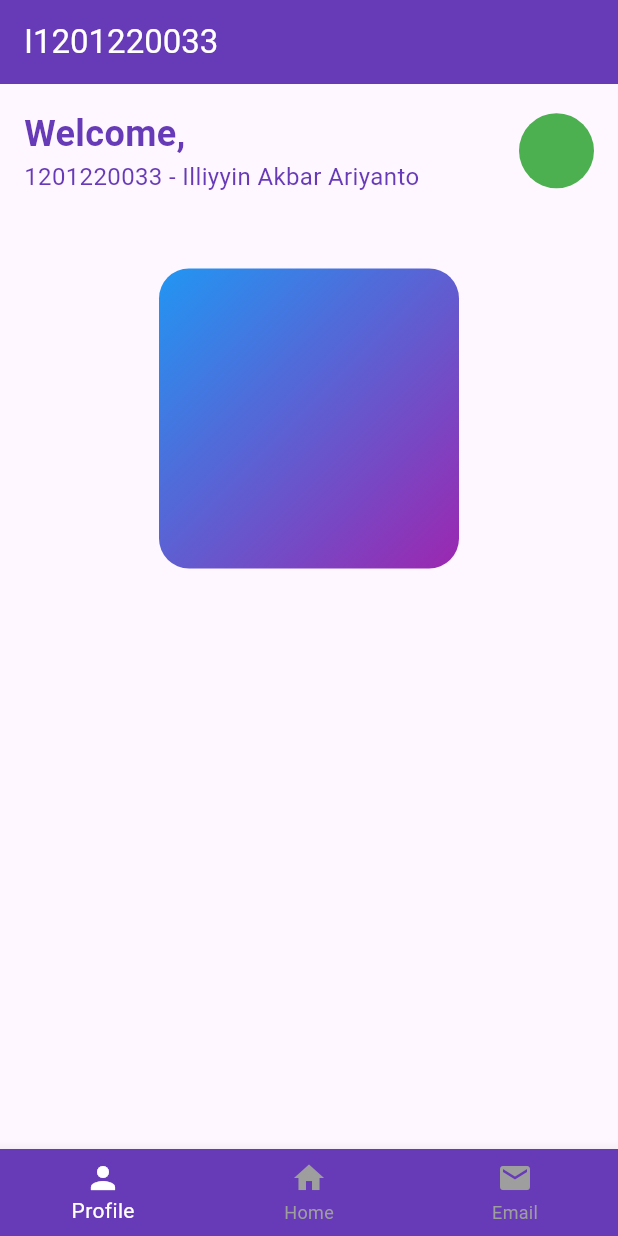
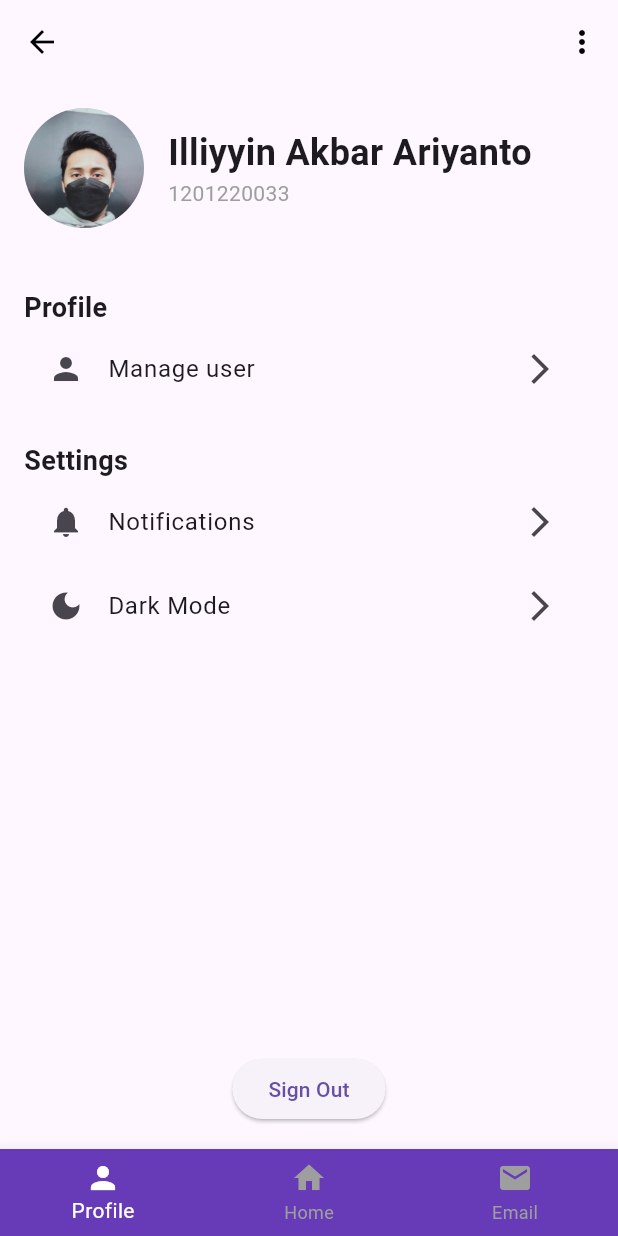
Before and after one commit to IlliyyinAkbar2002/Assignment-flutter, a Flutter app: the screen it shows after launch, on a phone screen of 412 x 824 dp. Run offline on Flutter 3.47's test engine with Material 3 defaults, Android fonts, the phone set to English and light mode, and no system bars.

Commit message:
Config file, and slightly changes in profile page.

```diff
--- a/lib/main.dart
+++ b/lib/main.dart
@@ -49,7 +49,7 @@ class _MyAppState extends State<MyApp> {
         ),
         body: switch (selectedIndex) {
           0 => const Center(
-              child: I1201220033(),
+              child: ProfilePage(),
             ),
           1 => const Home(),
           _ => const Email(),
--- a/lib/pages/profile.dart
+++ b/lib/pages/profile.dart
@@ -1,72 +1,97 @@
 import 'package:flutter/material.dart';
 
-class I1201220033 extends StatelessWidget {
-  const I1201220033({super.key});
+class ProfilePage extends StatelessWidget {
+  const ProfilePage({super.key});
 
   @override
   Widget build(BuildContext context) {
-    var introd = "Welcome,";
-    var nama = "1201220033 - Illiyyin Akbar Ariyanto";
     return MaterialApp(
       home: Scaffold(
         appBar: AppBar(
-          title: const Text(
-            'I1201220033',
-            style: TextStyle(color: Colors.white),
+          backgroundColor: Colors.transparent,
+          elevation: 0,
+          leading: IconButton(
+            icon: const Icon(Icons.arrow_back, color: Colors.black),
+            onPressed: () {},
           ),
-          backgroundColor: Colors.deepPurple,
+          actions: [
+            IconButton(
+              icon: const Icon(Icons.more_vert, color: Colors.black),
+              onPressed: () {},
+            ),
+          ],
         ),
         body: Padding(
           padding: const EdgeInsets.all(16.0),
           child: Column(
             crossAxisAlignment: CrossAxisAlignment.start,
             children: [
-              Row(
-                mainAxisAlignment: MainAxisAlignment.spaceBetween,
+              const Row(
                 children: [
+                  CircleAvatar(
+                    radius: 40,
+                    backgroundImage: AssetImage('images/me.jpg'),
+                  ),
+                  SizedBox(width: 16),
                   Column(
                     crossAxisAlignment: CrossAxisAlignment.start,
                     children: [
                       Text(
-                        introd,
-                        style: const TextStyle(
+                        'Illiyyin Akbar Ariyanto',
+                        style: TextStyle(
                           fontSize: 24,
-                          color: Colors.deepPurple,
                           fontWeight: FontWeight.bold,
                         ),
                       ),
                       Text(
-                        nama,
-                        style: const TextStyle(
-                          fontSize: 16,
-                          color: Colors.deepPurple,
+                        '1201220033',
+                        style: TextStyle(
+                          color: Colors.grey,
                         ),
                       ),
                     ],
                   ),
-                  Container(
-                    decoration: const BoxDecoration(
-                      color: Colors.green,
-                      shape: BoxShape.circle,
-                    ),
-                    width: 50,
-                    height: 50,
-                  ),
                 ],
               ),
-              const SizedBox(height: 50),
+              const SizedBox(height: 40),
+              const Text(
+                'Profile',
+                style: TextStyle(
+                  fontSize: 18,
+                  fontWeight: FontWeight.bold,
+                ),
+              ),
+              ListTile(
+                leading: const Icon(Icons.person),
+                title: const Text('Manage user'),
+                trailing: const Icon(Icons.arrow_forward_ios),
+                onTap: () {},
+              ),
+              const SizedBox(height: 20),
+              const Text(
+                'Settings',
+                style: TextStyle(
+                  fontSize: 18,
+                  fontWeight: FontWeight.bold,
+                ),
+              ),
+              ListTile(
+                leading: const Icon(Icons.notifications),
+                title: const Text('Notifications'),
+                trailing: const Icon(Icons.arrow_forward_ios),
+                onTap: () {},
+              ),
+              ListTile(
+                leading: const Icon(Icons.dark_mode),
+                title: const Text('Dark Mode'),
+                trailing: const Icon(Icons.arrow_forward_ios),
+                onTap: () {},
+              ),
+              const Spacer(),
               Center(
-                child: Container(
-                  width: 200,
-                  height: 200,
-                  decoration: BoxDecoration(
-                    gradient: const LinearGradient(
-                      colors: [Colors.blue, Colors.purple],
-                      begin: Alignment.topLeft,
-                      end: Alignment.bottomRight,
-                    ),
-                    borderRadius: BorderRadius.circular(20),
-                  ),
+                child: ElevatedButton(
+                  onPressed: () {},
+                  child: const Text('Sign Out'),
                 ),
               ),
             ],
--- a/pubspec.yaml
+++ b/pubspec.yaml
@@ -59,7 +59,8 @@ flutter:
   uses-material-design: true
 
   # To add assets to your application, add an assets section, like this:
-  # assets:
+  assets:
+    - images/
   #   - images/a_dot_burr.jpeg
   #   - images/a_dot_ham.jpeg
 
```
Also changed, not shown: images/me.jpg (added).
